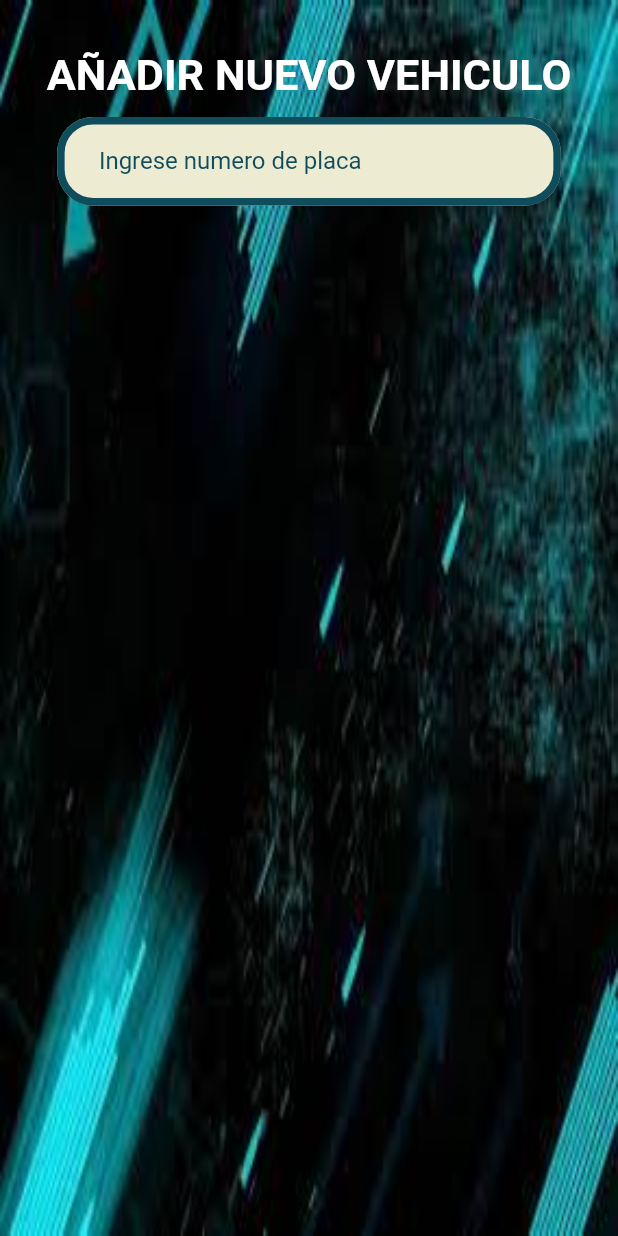
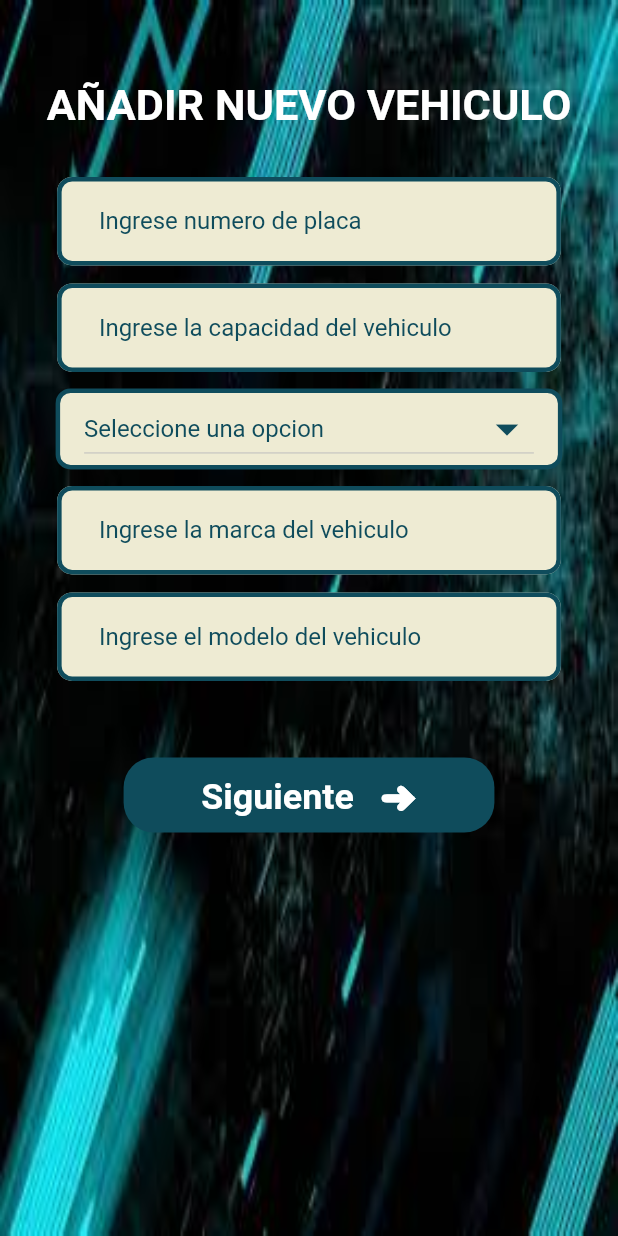
Before and after one commit to KevinEs14/transveloz_frontend, a Flutter app: the VehicleRegister screen opened directly, on a phone screen of 412 x 824 dp. Run offline on Flutter 3.47's test engine with Material 2 defaults, Android fonts, the phone set to English and light mode, and no system bars; our stand-ins replace bloc, flutter_bloc, rxdart; missing offline and left inert: dart:ffi.

Commit message:
design form of vehicle register

```diff
--- a/lib/pages/Vehicle/VehicleRegisterPage.dart
+++ b/lib/pages/Vehicle/VehicleRegisterPage.dart
@@ -22,9 +22,8 @@ class _VehicleRegister extends State<VehicleRegister>{
   TextEditingController vehicleBrandText = TextEditingController();
   TextEditingController vehicleBrandModel = TextEditingController();
 
-  var _items = ['Camioneta', 'Volqueta', 'Minibus'];
-  String _vista = "Seleccione una opcion";
-
+  var _itemsTypeVehicle = ['Camioneta', 'Volqueta', 'Minibus'];
+  String _nameTypeVehicle = "Seleccione una opcion";
 
 
 
@@ -55,10 +54,142 @@ class _VehicleRegister extends State<VehicleRegister>{
                 ),
                 child: Column(
                     children: <Widget>[
+                      SizedBox(
+                        height: 20,
+                      ),
                       Container(
+
                         margin: EdgeInsets.only(top: size.height*0.04),
                         child: Center(
                           child: Text("AÑADIR NUEVO VEHICULO",style: TextStyle(color: Colors.white,fontSize: size.height*0.035,fontWeight: FontWeight.bold),),
+                        ),
+                      ),
+                      SizedBox(
+                        height: 30,
+                      ),
+                      Container(
+                        width: size.width*0.82,
+                        padding: EdgeInsets.all(1),
+                        child: TextField(
+                          decoration:InputDecoration(
+                            fillColor: Color(0xFFEEEBD3),
+                            filled: true,
+                            prefixText: "    ",
+                            border: InputBorder.none,
+                            hintText: "Ingrese numero de placa",
+                            hintStyle: TextStyle(color: Color(0xFF0F4C5C)),
+                            enabledBorder: OutlineInputBorder(
+                                borderRadius: BorderRadius.all(Radius.circular(10)),
+                                borderSide: BorderSide(
+                                    color: Color(0xFF0F4C5C),
+                                    width: 3
+                                )
+                            ),
+
+                          ),
+                        ),
+                      ),
+
+                      SizedBox(
+                        height: 10,
+                      ),
+                      Container(
+                        width: size.width*0.82,
+                        padding: EdgeInsets.all(1),
+                        child: TextFormField(
+                          decoration:InputDecoration(
+                            fillColor: Color(0xFFEEEBD3),
+                            filled: true,
+                            prefixText: "    ",
+                            border: InputBorder.none,
+                            hintText: "Ingrese la capacidad del vehiculo",
+                            hintStyle: TextStyle(color: Color(0xFF0F4C5C)),
+                            enabledBorder: OutlineInputBorder(
+                                borderRadius: BorderRadius.all(Radius.circular(10)),
+                                borderSide: BorderSide(
+                                    color: Color(0xFF0F4C5C),
+                                    width: 3
+                                )
+                            ),
+
+                          ),
+                        ),
+                      ),
+
+
+                      SizedBox(
+                        height: 10,
+                      ),
+
+
+                      Container(
+                        width: size.width*0.82,
+                        padding: EdgeInsets.only(left:16,right: 16),
+                        decoration: BoxDecoration(
+                          color: Color(0xFFEEEBD3),
+                          borderRadius: BorderRadius.all(Radius.circular(10)),
+
+
+
+                            border: Border.all(
+                                color: Color(0xFF0F4C5C),
+                                width: 3,
+
+                            ),
+
+
+                        ),
+
+
+                        child: DropdownButton(
+                          hint: Text(_nameTypeVehicle, style: TextStyle(color: Color(0xFF0F4C5C))),
+                          dropdownColor: color4,
+                          elevation: 5,
+                          icon: Icon(Icons.arrow_drop_down),
+                          iconSize: 36.0,
+                          isExpanded: true,
+                          iconDisabledColor: color4,
+
+                          iconEnabledColor: Color(0xFF0F4C5C),
+                          onChanged: (newValue){
+                            setState(() {
+                              _nameTypeVehicle = newValue;
+                            });
+                          },
+                          items: _itemsTypeVehicle.map((newValue){
+                            return DropdownMenuItem(
+                                value: newValue,
+                                child: Text(newValue, style: TextStyle(color: color1)));
+                          }).toList(),
+                        ),
+                      ),
+
+                      SizedBox(
+                        height: 10,
+                      ),
+
+
+
+                      Container(
+                        width: size.width*0.82,
+                        padding: EdgeInsets.all(1),
+                        child: TextFormField(
+                          decoration:InputDecoration(
+                            fillColor: Color(0xFFEEEBD3),
+                            filled: true,
+                            prefixText: "    ",
+                            border: InputBorder.none,
+                            hintText: "Ingrese la marca del vehiculo",
+                            hintStyle: TextStyle(color: Color(0xFF0F4C5C)),
+                            enabledBorder: OutlineInputBorder(
+                                borderRadius: BorderRadius.all(Radius.circular(10)),
+                                borderSide: BorderSide(
+                                    color: Color(0xFF0F4C5C),
+                                    width: 3
+                                )
+                            ),
+
+                          ),
                         ),
                       ),
                       SizedBox(
@@ -67,32 +198,44 @@ class _VehicleRegister extends State<VehicleRegister>{
                       Container(
                         width: size.width*0.82,
                         padding: EdgeInsets.all(1),
-                        child: TextField(
-                          decoration: InputDecoration(
+                        child: TextFormField(
+                          decoration:InputDecoration(
                             fillColor: Color(0xFFEEEBD3),
                             filled: true,
                             prefixText: "    ",
+
                             border: InputBorder.none,
-                            hintText: "Ingrese numero de placa",
+                            hintText: "Ingrese el modelo del vehiculo",
                             hintStyle: TextStyle(color: Color(0xFF0F4C5C)),
                             enabledBorder: OutlineInputBorder(
-                                borderRadius: BorderRadius.all(Radius.circular(24)),
+                                borderRadius: BorderRadius.all(Radius.circular(10)),
                                 borderSide: BorderSide(
                                     color: Color(0xFF0F4C5C),
-                                    width: 5
+                                    width: 3
                                 )
                             ),
-                            focusedBorder: OutlineInputBorder(
-                              borderRadius: BorderRadius.all(Radius.circular(24)),
-                            ),
+
                           ),
-                          controller: vehicleLicensePlateText,
                         ),
                       ),
-
-
-
-
+                      SizedBox(height: 50),
+                      GestureDetector(
+                        onTap: (){
+                          //user  = Submit();
+                          //if(user != null){
+                          //  Navigator.push(context, MaterialPageRoute(builder: (conext)=>UserRegisterAddress(user)));
+                          //}
+                        },
+                        child: Container(
+                          margin: EdgeInsets.only(left: size.width*0.2,right: size.width*0.2),
+                          height: 50,
+                          decoration: BoxDecoration(
+                            borderRadius: BorderRadius.circular(20.0),
+                            color: Color(0xFF0F4C5C),
+                          ),
+                          child: Center(child: Text("Siguiente   ➜",style: TextStyle(fontSize:size.width*0.058,color: Colors.white,fontWeight: FontWeight.bold),)),
+                        ),
+                      ),
                     ]
 
                 ),
--- a/lib/repository/url.dart
+++ b/lib/repository/url.dart
@@ -1,3 +1,5 @@
 import 'package:flutter/material.dart';
 
 var directionUrl="http://10.0.2.2:8070/";
+
+//var directionUrl="http://192.168.1.12:8070/";
```
